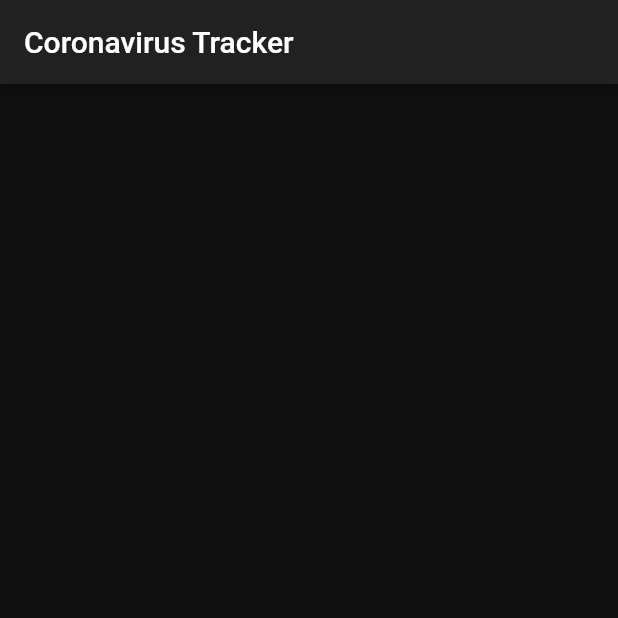
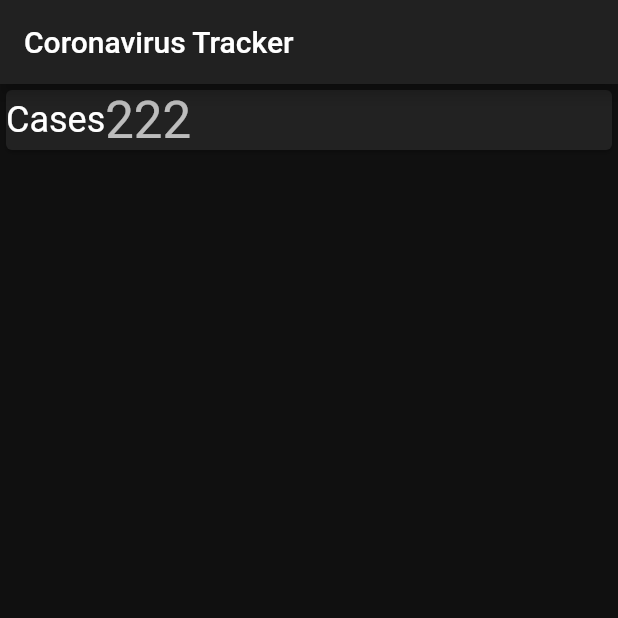
Before and after one commit to pdxmike/coronavirus_flutter, a Flutter app: the screen it shows after launch, on a phone screen of 412 x 824 dp, the top half of it. Run offline on Flutter 3.47's test engine with Material 2 defaults, Android fonts, the phone set to English and light mode, and no system bars.

Commit message:
Start building enpoint_card and add dummy data in dashboard

```diff
--- a/lib/app/ui/dashboard.dart
+++ b/lib/app/ui/dashboard.dart
@@ -1,3 +1,5 @@
+import 'package:coronavirus/app/services/api.dart';
+import 'package:coronavirus/app/ui/endpoint_card.dart';
 import 'package:flutter/material.dart';
 
 class Dashboard extends StatefulWidget {
@@ -9,9 +11,16 @@ class _DashboardState extends State<Dashboard> {
   @override
   Widget build(BuildContext context) {
     return Scaffold(
-      appBar: AppBar(
-        title: Text('Coronavirus Tracker'),
-      ),
-    );
+        appBar: AppBar(
+          title: Text('Coronavirus Tracker'),
+        ),
+        body: ListView(
+          children: <Widget>[
+            EndpointCard(
+              endpoint: Endpoint.cases,
+              value: 222,
+            ),
+          ],
+        ));
   }
 }
--- /dev/null
+++ b/lib/app/ui/endpoint_card.dart
@@ -0,0 +1,26 @@
+import 'package:coronavirus/app/services/api.dart';
+import 'package:flutter/material.dart';
+
+class EndpointCard extends StatelessWidget {
+  const EndpointCard({Key key, this.endpoint, this.value}) : super(key: key);
+  final Endpoint endpoint;
+  final int value;
+
+  @override
+  Widget build(BuildContext context) {
+    return Card(
+      child: Row(
+        children: <Widget>[
+          Text(
+            'Cases',
+            style: Theme.of(context).textTheme.headline,
+          ),
+          Text(
+            value != null ? value.toString() : '',
+            style: Theme.of(context).textTheme.display1,
+          )
+        ],
+      ),
+    );
+  }
+}
```
